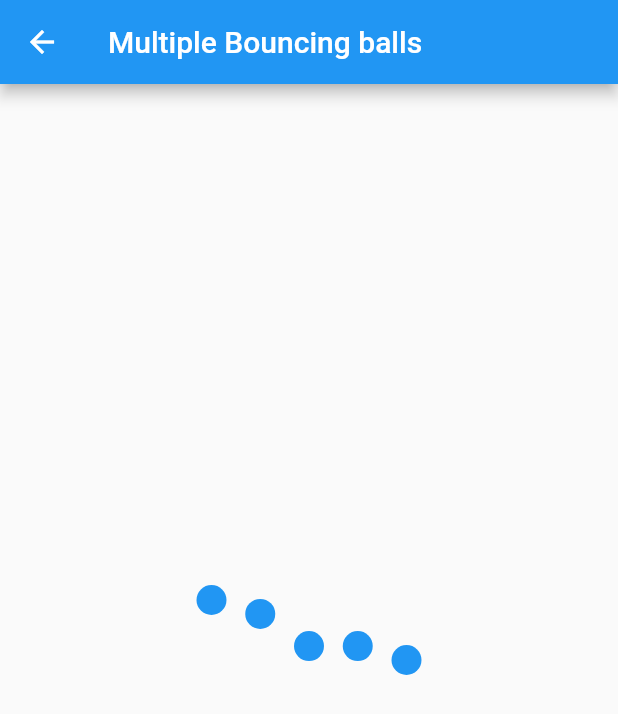
After one commit to maykhid/my-flutter-animations, a Flutter app: the MultiBouncingBalls screen opened by its route, on a phone screen of 412 x 824 dp. The commit adds this screen. Shown: the top 714 px of the screen. Run offline on Flutter 3.47's test engine with Material 2 defaults, Android fonts, the phone set to English and light mode, and no system bars.

Commit message:
update: multi_bouncing_balls animation

```diff
--- a/lib/app/screens/home.dart
+++ b/lib/app/screens/home.dart
@@ -20,6 +20,11 @@ class Home extends StatelessWidget {
             onTap: () =>
                 NavigationService().navigateTo(RouteRegistry.bouncingBall),
           ),
+          ListTile(
+            title: const Text('Multiple Bouncing Balls'),
+            onTap: () =>
+                NavigationService().navigateTo(RouteRegistry.multipleBouncingBalls),
+          ),
         ],
       ),
     );
--- /dev/null
+++ b/lib/app/screens/multi_bouncing_balls.dart
@@ -0,0 +1,219 @@
+// import 'package:flutter/src/widgets/container.dart';
+import 'package:flutter/material.dart';
+
+/// This animation tries to mimick the loading animation on the official Flutter Animation series episode 2.
+/// My solution (which i'm unsure if it's the best solution) came out pretty good.
+/// The code below shows solutions that didn't work they are commented out.
+
+class MultiBouncingBalls extends StatefulWidget {
+  const MultiBouncingBalls({super.key});
+
+  @override
+  State<MultiBouncingBalls> createState() => _MultiBouncingBallsState();
+}
+
+class _MultiBouncingBallsState extends State<MultiBouncingBalls>
+    with TickerProviderStateMixin {
+  late AnimationController ballController1;
+  late AnimationController ballController2;
+  late AnimationController ballController3;
+  late AnimationController ballController4;
+  late AnimationController ballController5;
+
+  @override
+  void initState() {
+    super.initState();
+
+    ballController1 = AnimationController(
+      duration: const Duration(milliseconds: 300),
+      vsync: this,
+    );
+
+    ballController2 = AnimationController(
+      duration: const Duration(milliseconds: 300),
+      vsync: this,
+    );
+
+    ballController3 = AnimationController(
+      duration: const Duration(milliseconds: 300),
+      vsync: this,
+    );
+
+    ballController4 = AnimationController(
+      duration: const Duration(milliseconds: 300),
+      vsync: this,
+    );
+
+    ballController5 = AnimationController(
+      duration: const Duration(milliseconds: 300),
+      vsync: this,
+    );
+
+    // ballController1.repeat();
+    // if (ballController1.value > 0.4) {
+    //   ballController2.forward();
+    // }
+
+    // ballController1.forward();
+
+    //! This solution used a Future.delayed to forward each controller. This did not work or the animation did not look right becuase
+    //! each controller had to finish animating before the next controller began forwarding
+    // Future.delayed(
+    //     const Duration(milliseconds: 0),
+    //     () => ballController1.forward().then((value) => Future.delayed(
+    //         const Duration(milliseconds: 100),
+    //         () => ballController2.forward().then((value) => Future.delayed(
+    //             const Duration(milliseconds: 100),
+    //             () => ballController3.forward().then((value) => Future.delayed(
+    //                 const Duration(milliseconds: 100),
+    //                 () => ballController4.forward().then(
+    //                     (value) => Future.delayed(const Duration(milliseconds: 100), (() => ballController5.forward()))))))))));
+
+    // Future.delayed(const Duration(milliseconds: 20), () {
+    //   ballController2.forward();
+    //   ballController3.forward();
+    //   ballController4.forward();
+    //   ballController5.forward();
+    // });
+
+    //? This is the right solution, set a delay of 60 secs apart for each controller asides the first controller to begin forwarding, the first controller start immediately
+    // Future.delayed(const Duration(milliseconds: 0), () {
+      ballController1.forward();
+    // });
+
+    Future.delayed(const Duration(milliseconds: 60), () {
+      ballController2.forward();
+    });
+
+    Future.delayed(const Duration(milliseconds: 120), () {
+      ballController3.forward();
+    });
+    //
+    Future.delayed(const Duration(milliseconds: 180), () {
+      ballController4.forward();
+    });
+    //
+    Future.delayed(const Duration(milliseconds: 240), () {
+      ballController5.forward();
+    });
+
+    ballController1.addStatusListener((status) {
+      if (status == AnimationStatus.completed) {
+        ballController1.reverse();
+      } else if (status == AnimationStatus.dismissed) {
+        ballController1.forward();
+      }
+    });
+
+    ballController2.addStatusListener((status) {
+      if (status == AnimationStatus.completed) {
+        ballController2.reverse();
+      } else if (status == AnimationStatus.dismissed) {
+        ballController2.forward();
+      }
+    });
+
+    ballController3.addStatusListener((status) {
+      if (status == AnimationStatus.completed) {
+        ballController3.reverse();
+      } else if (status == AnimationStatus.dismissed) {
+        ballController3.forward();
+      }
+    });
+
+    ballController4.addStatusListener((status) {
+      if (status == AnimationStatus.completed) {
+        ballController4.reverse();
+      } else if (status == AnimationStatus.dismissed) {
+        ballController4.forward();
+      }
+    });
+    ballController5.addStatusListener((status) {
+      if (status == AnimationStatus.completed) {
+        ballController5.reverse();
+      } else if (status == AnimationStatus.dismissed) {
+        ballController5.forward();
+      }
+    });
+  }
+
+  @override
+  void dispose() {
+    ballController1.dispose();
+    ballController2.dispose();
+    ballController3.dispose();
+    ballController4.dispose();
+    ballController5.dispose();
+    super.dispose();
+  }
+
+  @override
+  Widget build(BuildContext context) {
+    return Scaffold(
+      appBar: AppBar(
+        title: const Text('Multiple Bouncing balls'),
+      ),
+      body: Center(
+        child: SizedBox(
+          width: 150,
+          child: Row(
+            mainAxisAlignment: MainAxisAlignment.spaceBetween,
+            children: [
+              UpwardTransition(
+                controller: ballController1,
+                // offset: offsetAnimation1,
+              ),
+              UpwardTransition(
+                controller: ballController2,
+                // offset: offsetAnimation2,
+              ),
+              UpwardTransition(
+                controller: ballController3,
+              ),
+              UpwardTransition(
+                controller: ballController4,
+              ),
+              UpwardTransition(
+                controller: ballController5,
+              ),
+            ],
+          ),
+        ),
+      ),
+    );
+  }
+}
+
+class UpwardTransition extends AnimatedWidget {
+  const UpwardTransition({Key? key, required Animation<double> controller})
+      : super(key: key, listenable: controller);
+
+  // final AnimationController _controller;
+  // final Animation<Offset> offset;
+
+  @override
+  Widget build(BuildContext context) {
+    Animation<double> controller = listenable as Animation<double>;
+    return Transform.translate(
+      offset: constructOffset(controller).value,
+      child: Container(
+        width: 20,
+        height: 20,
+        decoration: BoxDecoration(
+            color: Colors.blue, borderRadius: BorderRadius.circular(100)),
+      ),
+    );
+  }
+
+  //? This gives each controller their curve and offset property (To reduce boiler plate code)
+  Animation<Offset> constructOffset(Animation<double> controller) {
+    final curve = CurvedAnimation(
+        parent: controller,
+        curve: Curves.easeInOut, // slow the ball down on getting to the top
+        reverseCurve: Curves.easeInOut);
+    final offset =
+        Tween<Offset>(begin: const Offset(0, 0), end: const Offset(0, -40))
+            .animate(curve);
+    return offset;
+  }
+}
--- a/lib/core/route/route_names.dart
+++ b/lib/core/route/route_names.dart
@@ -1,4 +1,5 @@
 class RouteRegistry {
   static const String root = '/';
   static const String bouncingBall = 'bouncingBallRoute';
+  static const String multipleBouncingBalls = 'multipleBouncingBalls';
 }
--- a/lib/core/route/router.dart
+++ b/lib/core/route/router.dart
@@ -1,4 +1,5 @@
 import 'package:flutter/material.dart';
+import 'package:flutter_animations/app/screens/multi_bouncing_balls.dart';
 import 'package:flutter_animations/core/route/route_names.dart';
 
 import '../../app/screens/bouncing_ball.dart';
@@ -9,8 +10,11 @@ class RouterSetup {
     switch (settings.name) {
       case RouteRegistry.root:
         return MaterialPageRoute(builder: (_) => const Home());
-        case RouteRegistry.bouncingBall:
-        return MaterialPageRoute(builder: (_) => const BouncingBall(title: 'Bouncing Ball'));
+      case RouteRegistry.bouncingBall:
+        return MaterialPageRoute(
+            builder: (_) => const BouncingBall(title: 'Bouncing Ball'));
+      case RouteRegistry.multipleBouncingBalls:
+        return MaterialPageRoute(builder: (_) => const MultiBouncingBalls());
       default:
         return MaterialPageRoute(builder: (_) => const Home());
     }
```
